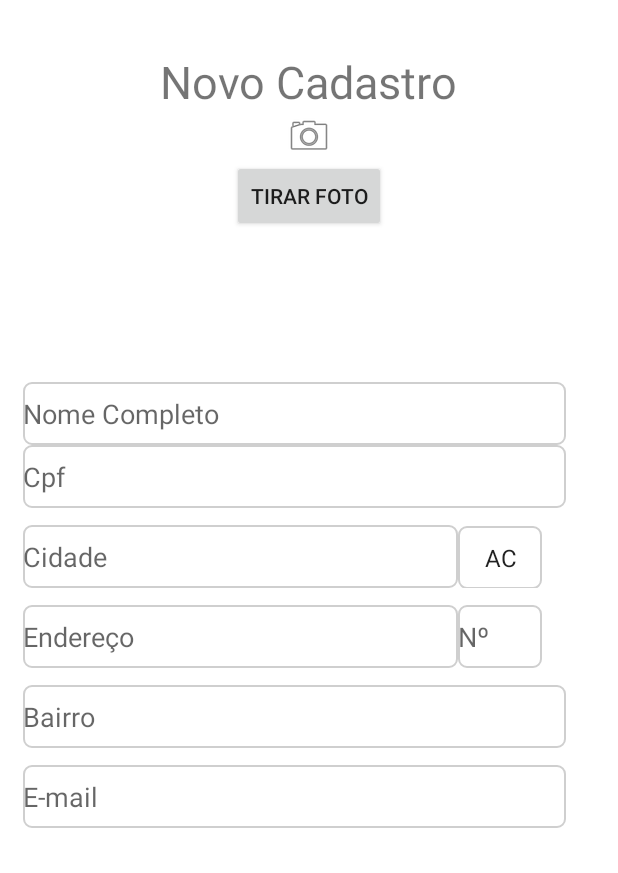
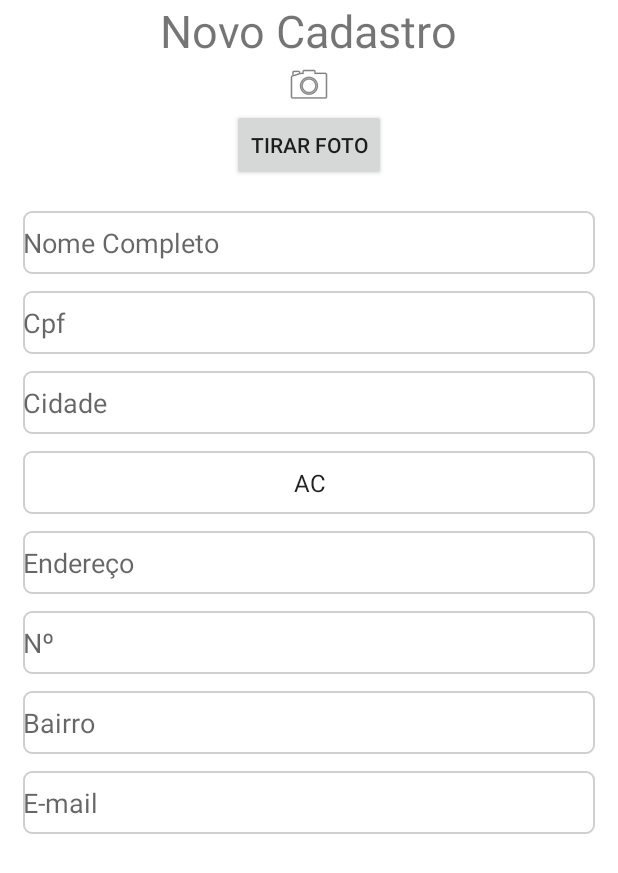
Before and after one commit to BrunoFelix/JoinService, an Android app: the TelaCadastro screen opened directly, with no data from a screen before it, on a phone screen of 412 x 824 dp. Shown: the top 873 px of the screen. Run offline under Robolectric (Android 15) with nearby library versions, the phone set to English and light mode, and no system bars.

```diff
--- a/app/src/main/res/drawable/screen_border.xml
+++ b/app/src/main/res/drawable/screen_border.xml
@@ -2,7 +2,7 @@
     android:padding="10dp"
     android:shape="rectangle">
 
-    <solid android:color="@color/colorPrimary" />
+    <solid android:color="#66000000" />
 
     <corners
         android:bottomLeftRadius="10dp"
--- a/app/src/main/res/layout/activity_tela_cadastro.xml
+++ b/app/src/main/res/layout/activity_tela_cadastro.xml
@@ -11,9 +11,9 @@
         android:layout_width="match_parent"
         android:layout_height="match_parent"
         android:orientation="vertical">
-an
+
         <LinearLayout
-            android:layout_width="fill_parent"
+            android:layout_width="match_parent"
             android:layout_height="wrap_content"
             android:layout_marginLeft="15dp"
             android:layout_marginRight="15dp"
@@ -24,7 +24,7 @@ an
                 android:layout_width="wrap_content"
                 android:layout_height="wrap_content"
                 android:layout_gravity="center"
-                android:layout_marginTop="34dp"
+                android:layout_marginTop="0dp"
                 android:text="Novo Cadastro"
                 android:textSize="30sp" />
 
@@ -42,14 +42,14 @@ an
                 android:text="Tirar Foto" />
 
             <LinearLayout
-                android:layout_width="fill_parent"
+                android:layout_width="match_parent"
                 android:layout_height="wrap_content"
-                android:layout_marginTop="100dp"
+                android:layout_marginTop="20dp"
                 android:orientation="vertical">
 
                 <EditText
                     android:id="@+id/editNome"
-                    android:layout_width="362dp"
+                    android:layout_width="match_parent"
                     android:layout_height="42dp"
                     android:ems="10"
                     android:background="@drawable/edit_text_background"
@@ -58,8 +58,9 @@ an
 
                 <EditText
                     android:id="@+id/editText13"
-                    android:layout_width="362dp"
+                    android:layout_width="match_parent"
                     android:layout_height="42dp"
+                    android:layout_marginTop="11dp"
                     android:ems="10"
                     android:background="@drawable/edit_text_background"
                     android:hint="Cpf"
@@ -67,12 +68,13 @@ an
             </LinearLayout>
 
             <LinearLayout
-                android:layout_width="fill_parent"
-                android:layout_height="wrap_content">
+                android:layout_width="match_parent"
+                android:layout_height="wrap_content"
+                android:orientation="vertical">
 
                 <EditText
                     android:id="@+id/editCidade"
-                    android:layout_width="290dp"
+                    android:layout_width="match_parent"
                     android:layout_height="42dp"
                     android:layout_marginTop="11dp"
                     android:ems="10"
@@ -82,21 +84,23 @@ an
 
                 <Spinner
                     android:id="@+id/estados"
-                    android:layout_width="56dp"
+                    android:layout_width="match_parent"
                     android:layout_height="42dp"
                     android:layout_marginTop="11dp"
+                    android:hint="Estado"
                     android:background="@drawable/edit_text_background"
                     android:textAlignment="center" />
 
             </LinearLayout>
 
             <LinearLayout
-                android:layout_width="fill_parent"
-                android:layout_height="wrap_content">
+                android:layout_width="match_parent"
+                android:layout_height="wrap_content"
+                android:orientation="vertical">
 
                 <EditText
                     android:id="@+id/editEndereco"
-                    android:layout_width="290dp"
+                    android:layout_width="match_parent"
                     android:layout_height="42dp"
                     android:layout_marginTop="11dp"
                     android:ems="10"
@@ -106,7 +110,7 @@ an
 
                 <EditText
                     android:id="@+id/editN"
-                    android:layout_width="56dp"
+                    android:layout_width="match_parent"
                     android:layout_height="42dp"
                     android:layout_marginTop="11dp"
                     android:ems="10"
@@ -123,7 +127,7 @@ an
 
                 <EditText
                     android:id="@+id/editBairro"
-                    android:layout_width="362dp"
+                    android:layout_width="match_parent"
                     android:layout_height="42dp"
                     android:layout_marginTop="11dp"
                     android:layout_weight="1"
@@ -134,7 +138,7 @@ an
 
                 <EditText
                     android:id="@+id/editEmail"
-                    android:layout_width="362dp"
+                    android:layout_width="match_parent"
                     android:layout_height="42dp"
                     android:layout_marginTop="11dp"
                     android:layout_weight="1"
```
Also changed, not shown: app/src/main/res/layout/activity_tela_login.xml (+11 -9 lines), app/src/main/res/drawable/imagem_fundo.png (added), app/src/main/res/drawable/logo.png, app/src/main/res/drawable/logonome.png (deleted).
